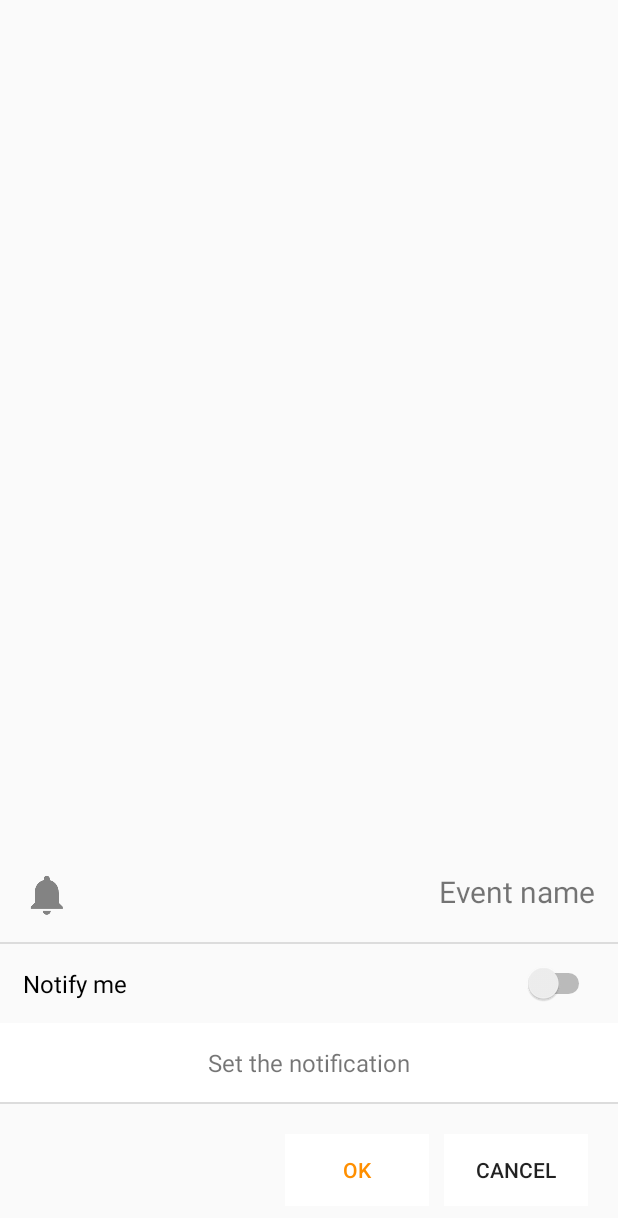
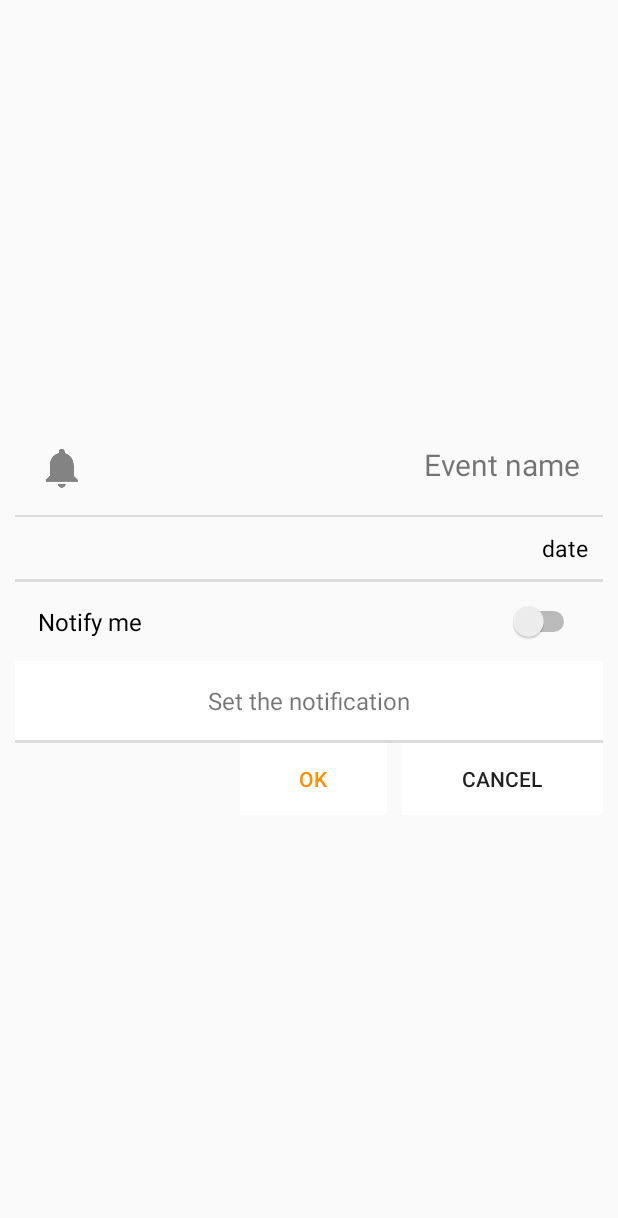
Before and after one commit to HighSoftWare96/SongsQueues-Android, an Android app: the layout lineup_event_notification_edit_layout.xml on its own in the app's theme, with its tools: preview values and no code run, on a phone screen of 412 x 824 dp. Shown: the top 1218 px of the screen. Run offline under Robolectric (Android 15) with nearby library versions, the phone set to English and light mode, and no system bars.

Commit message:
Risolto il problema del gradle build eterno... Aggiunta la finestra della modifica delle notifiche degli eventi e utilizzo del metodo clone() per copiare l'istanza di dato e non fare costantemente riferimento allo stessa dato, per lo meno finché non viene confermata la cosa.

```diff
--- a/app/build.gradle
+++ b/app/build.gradle
@@ -23,6 +23,7 @@ dependencies {
     implementation 'com.android.support:appcompat-v7:27.1.1'
     implementation 'com.android.support:design:27.1.1'
     implementation 'com.android.support.constraint:constraint-layout:1.1.2'
+    implementation 'com.jakewharton.threetenabp:threetenabp:1.1.0'
     implementation 'com.android.support:support-v4:27.1.1'
     testImplementation 'junit:junit:4.12'
     androidTestImplementation 'com.android.support.test:runner:1.0.2'
--- a/app/src/main/AndroidManifest.xml
+++ b/app/src/main/AndroidManifest.xml
@@ -3,6 +3,7 @@
     package="com.highsoftware96.songsqueues">
 
     <application
+        android:name=".SupportApp"
         android:allowBackup="false"
         android:icon="@mipmap/ic_launcher"
         android:label="@string/app_name"
--- a/app/src/main/java/SupportApp.java
+++ /dev/null
@@ -1,5 +0,0 @@
-import android.app.Application;
-
-public class SupportApp extends Application {
-
-}
--- a/app/src/main/java/com/highsoftware96/songsqueues/activities/LineupPresentationActivity.java
+++ b/app/src/main/java/com/highsoftware96/songsqueues/activities/LineupPresentationActivity.java
@@ -16,6 +16,7 @@ import android.view.View;
 
 import com.highsoftware96.songsqueues.R;
 import com.highsoftware96.songsqueues.adapter.LineupPresentationTabsAdapter;
+import com.highsoftware96.songsqueues.models.local.Event;
 import com.highsoftware96.songsqueues.models.local.Lineup;
 
 public class LineupPresentationActivity extends AppCompatActivity {
@@ -126,4 +127,9 @@ public class LineupPresentationActivity extends AppCompatActivity {
     public Lineup getSelectedLineupToShow() {
         return selectedLineupToShow;
     }
+
+    public void saveEventData(Event referredLineupEvent, int positionInList) {
+        // TODO: Salvare i dati dell'evento modificato
+        this.selectedLineupToShow.getEvents().set(positionInList, referredLineupEvent);
+    }
 }
--- a/app/src/main/java/com/highsoftware96/songsqueues/exampledata/ExampleDataManager.java
+++ b/app/src/main/java/com/highsoftware96/songsqueues/exampledata/ExampleDataManager.java
@@ -3,6 +3,7 @@ package com.highsoftware96.songsqueues.exampledata;
 import com.highsoftware96.songsqueues.R;
 import com.highsoftware96.songsqueues.constants.LineUpSystemCategoriesNames;
 import com.highsoftware96.songsqueues.models.local.Event;
+import com.highsoftware96.songsqueues.models.local.EventNotificationMode;
 import com.highsoftware96.songsqueues.models.local.Lineup;
 import com.highsoftware96.songsqueues.models.local.LineupCategory;
 
@@ -26,7 +27,7 @@ public class ExampleDataManager {
 
     public static ArrayList<Event> getEvents() {
         ArrayList<Event> result = new ArrayList<>();
-        result.add(new Event("First event", new Date(), new Timestamp(0)));
+        result.add(new Event("First event", new Date(), EventNotificationMode.ONE_HOUR_BEFORE_DEF));
         result.add(new Event("Second event", new Date(), null));
         result.add(new Event("Third event", new Date(), null));
         return result;
--- a/app/src/main/res/layout/lineup_event_edit_layout.xml
+++ b/app/src/main/res/layout/lineup_event_edit_layout.xml
@@ -19,7 +19,7 @@
 
     <CalendarView
         android:id="@+id/event_date_edit_picker"
-        android:layout_width="wrap_content"
+        android:layout_width="400dp"
         android:layout_height="wrap_content" />
 
     <View
--- a/app/src/main/res/layout/lineup_event_notification_edit_layout.xml
+++ b/app/src/main/res/layout/lineup_event_notification_edit_layout.xml
@@ -2,8 +2,9 @@
 <LinearLayout xmlns:android="http://schemas.android.com/apk/res/android"
     android:layout_width="match_parent"
     android:layout_height="match_parent"
-    android:gravity="bottom|center_vertical|center_horizontal"
-    android:orientation="vertical">
+    android:gravity="center_vertical|center_horizontal"
+    android:orientation="vertical"
+    android:padding="10dp">
 
     <TextView
         android:id="@+id/event_title_notification_edit_picker"
@@ -20,6 +21,22 @@
         android:id="@+id/divider3"
         android:layout_width="match_parent"
         android:layout_height="1dp"
+        android:background="?android:attr/listDivider" />
+
+    <TextView
+        android:id="@+id/event_edit_date_text"
+        android:layout_width="match_parent"
+        android:layout_height="wrap_content"
+        android:padding="10dp"
+        android:text="date"
+        android:textAlignment="textEnd"
+        android:textColor="@android:color/black"
+        android:textSize="15sp" />
+
+    <View
+        android:id="@+id/divider6"
+        android:layout_width="match_parent"
+        android:layout_height="2dp"
         android:background="?android:attr/listDivider" />
 
     <Switch
@@ -45,17 +62,15 @@
     <View
         android:id="@+id/divider4"
         android:layout_width="match_parent"
-        android:layout_height="1dp"
+        android:layout_height="2dp"
         android:background="?android:attr/listDivider" />
 
     <LinearLayout
         android:layout_width="match_parent"
         android:layout_height="wrap_content"
-        android:gravity="bottom|start|end"
+        android:gravity="bottom|end"
         android:orientation="horizontal"
-        android:padding="20dp"
-        android:paddingEnd="20dp"
-        android:paddingStart="190dp">
+        android:paddingStart="150dp">
 
         <Button
             android:id="@+id/dialog_ok_btn"
@@ -70,7 +85,7 @@
         <Button
             android:id="@+id/dialog_cancel_btn"
             style="@style/Widget.AppCompat.Button.Borderless"
-            android:layout_width="10dp"
+            android:layout_width="45dp"
             android:layout_height="wrap_content"
             android:layout_marginStart="10dp"
             android:layout_weight="1"
```
Also changed, not shown: app/src/main/java/com/highsoftware96/songsqueues/SupportApp.java (added, +21 -0 lines), app/src/main/java/com/highsoftware96/songsqueues/dialogs/ModifyEventDialog.java (added, +26 -0 lines), app/src/main/java/com/highsoftware96/songsqueues/dialogs/NotificationSelectEventDialog.java (added, +128 -0 lines), app/src/main/java/com/highsoftware96/songsqueues/fragments/songlineupsdetails/LineupPresentationDetailsFragment.java (+10 -1 lines), app/src/main/java/com/highsoftware96/songsqueues/models/local/Event.java (+57 -15 lines), app/src/main/java/com/highsoftware96/songsqueues/models/local/EventNotificationMode.java (added, +9 -0 lines), app/src/main/java/com/highsoftware96/songsqueues/models/local/EventNotificationModesConstants.java (added, +50 -0 lines), gradle.properties (line endings or trailing spaces).
